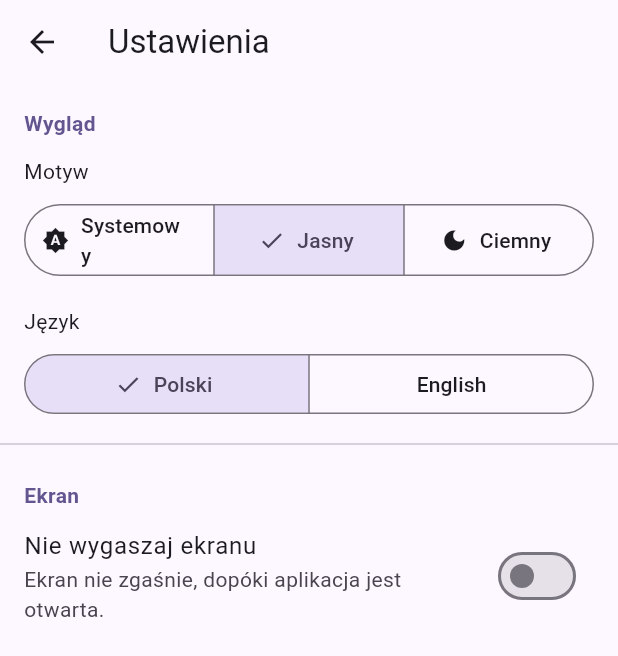
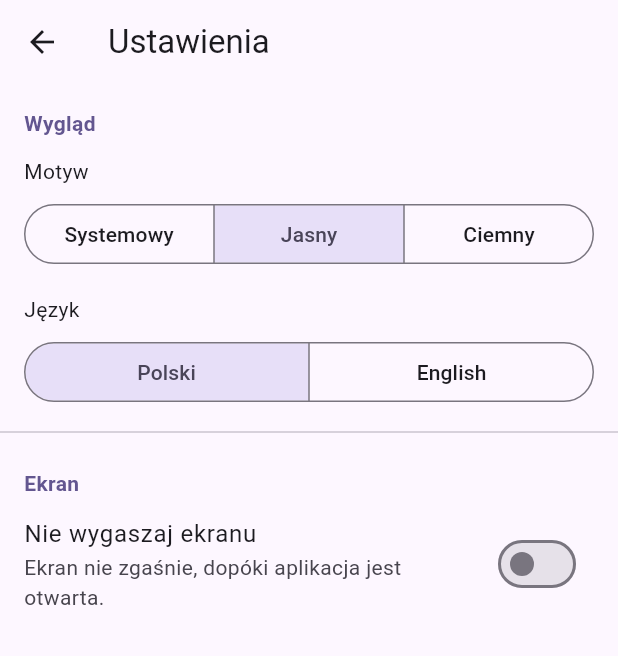
Before and after one commit to WGFizban/CC_NEW, a Flutter app: the SettingsScreen screen opened directly with empty values, on a phone screen of 412 x 824 dp. Shown: the top 656 px of the screen. Run offline on Flutter 3.47's test engine with Material 3 defaults, Android fonts, the phone set to English and light mode, and no system bars; our stand-ins replace file_picker, flutter_colorpicker, flutter_svg, image_picker, package_info_plus, pdf and 2 more; accounts and stored records are empty; generated files the repository leaves out were written again.

Commit message:
Ustawienia: motyw w jednej linii na wąskim telefonie; uproszczone README ze screenami samouczka
Co-Authored-By: Claude Sonnet 5.5 <noreply@anthropic.com>
Claude-Session: https://claude.ai/code/session_01P2QWxkXWwGKiSLABjDzL2r

```diff
--- a/lib/screens/settings_screen.dart
+++ b/lib/screens/settings_screen.dart
@@ -43,6 +43,13 @@ class _SettingsScreenState extends State<SettingsScreen> {
     language: _language,
   ));
 
+  /// Etykieta segmentu w jednej linii; przy bardzo wąskim ekranie zmniejsza się
+  /// zamiast łamać słowo.
+  Widget _oneLine(String text) => FittedBox(
+    fit: BoxFit.scaleDown,
+    child: Text(text, maxLines: 1, softWrap: false),
+  );
+
   Widget _header(String text) {
     return Padding(
       padding: const EdgeInsets.fromLTRB(16, 16, 16, 4),
@@ -76,21 +83,21 @@ class _SettingsScreenState extends State<SettingsScreen> {
                 SizedBox(
                   width: double.infinity,
                   child: SegmentedButton<ThemeMode>(
+                    // Ikona zaznaczenia i ikony motywów zabierały miejsce, przez
+                    // co na wąskim telefonie „Systemowy" łamał się do nowej linii.
+                    showSelectedIcon: false,
                     segments: [
                       ButtonSegment(
                         value: ThemeMode.system,
-                        icon: const Icon(Icons.brightness_auto),
-                        label: Text(l.themeSystem),
+                        label: _oneLine(l.themeSystem),
                       ),
                       ButtonSegment(
                         value: ThemeMode.light,
-                        icon: const Icon(Icons.light_mode),
-                        label: Text(l.themeLight),
+                        label: _oneLine(l.themeLight),
                       ),
                       ButtonSegment(
                         value: ThemeMode.dark,
-                        icon: const Icon(Icons.dark_mode),
-                        label: Text(l.themeDark),
+                        label: _oneLine(l.themeDark),
                       ),
                     ],
                     selected: {_themeMode},
@@ -106,6 +113,7 @@ class _SettingsScreenState extends State<SettingsScreen> {
                 SizedBox(
                   width: double.infinity,
                   child: SegmentedButton<AppLanguage>(
+                    showSelectedIcon: false,
                     segments: [
                       for (final l in AppLanguage.values)
                         ButtonSegment(value: l, label: Text(l.nativeName)),
```
Also changed, not shown: 5 other files.
